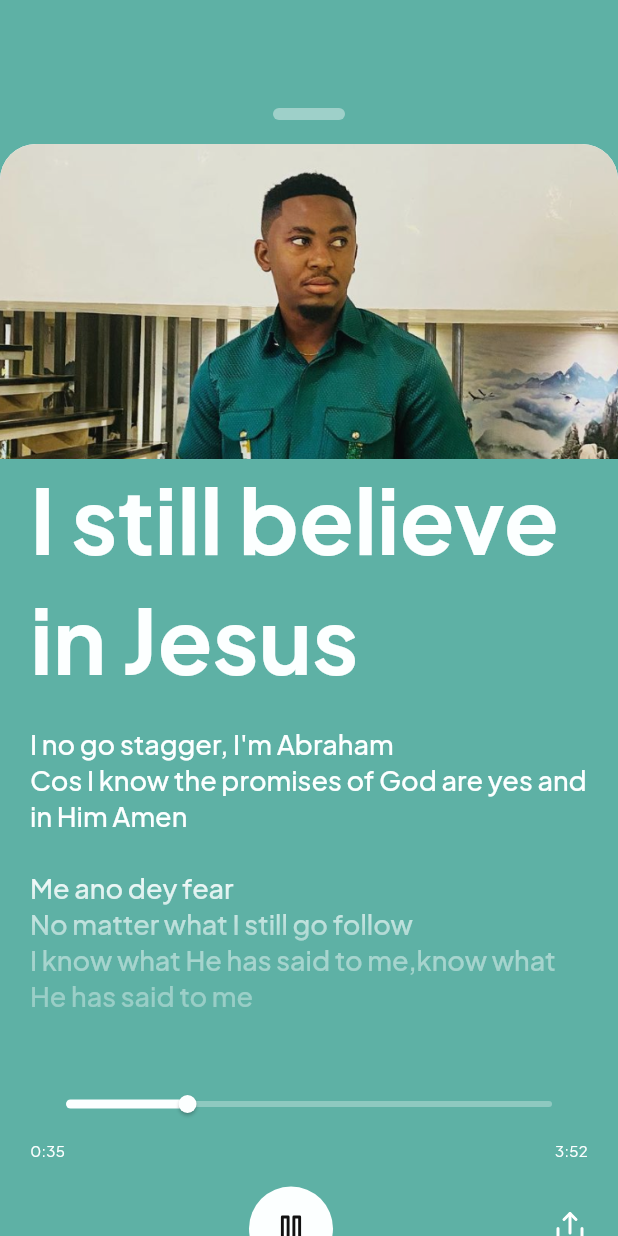
After one commit to Strange-Philip/music_app_ui, a Flutter app: the screen it shows after launch, after a tap on "SWIPE", on a phone screen of 412 x 824 dp. The commit adds this screen. Run offline on Flutter 3.47's test engine with Material 3 defaults, Android fonts, the light colour scheme and no system bars; our stand-ins replace flutter_svg.

Commit message:
finished up

```diff
--- /dev/null
+++ b/lib/pages/lyricsPage.dart
@@ -0,0 +1,136 @@
+import 'package:flutter/material.dart';
+import 'package:flutter_svg/flutter_svg.dart';
+import 'package:music_app_ui/constants/appColors.dart';
+import 'package:music_app_ui/widgets/slider.dart';
+
+class LyricsPage extends StatelessWidget {
+  const LyricsPage({super.key});
+
+  @override
+  Widget build(BuildContext context) {
+    return Scaffold(
+      backgroundColor: AppColors.lightGreen,
+      appBar: AppBar(
+        backgroundColor: Colors.transparent,
+        elevation: 0,
+        automaticallyImplyLeading: false,
+      ),
+      body: SingleChildScrollView(
+        child: Column(
+          crossAxisAlignment: CrossAxisAlignment.center,
+          children: [
+            Padding(
+              padding: const EdgeInsets.all(8.0),
+              child: GestureDetector(
+                onVerticalDragDown: (details) {
+                  details.globalPosition.dy > 300 ? Navigator.pop(context) : Navigator.pop(context);
+                },
+                child: Opacity(
+                  opacity: 0.4,
+                  child: Padding(
+                    padding: const EdgeInsets.all(8.0),
+                    child: Container(
+                      width: 48,
+                      height: 8,
+                      decoration: ShapeDecoration(
+                        color: Colors.white,
+                        shape: RoundedRectangleBorder(
+                          borderRadius: BorderRadius.circular(100),
+                        ),
+                      ),
+                    ),
+                  ),
+                ),
+              ),
+            ),
+            Container(
+              width: double.infinity,
+              height: 210,
+              clipBehavior: Clip.antiAlias,
+              decoration: const ShapeDecoration(
+                color: Colors.white,
+                shape: RoundedRectangleBorder(
+                    borderRadius: BorderRadius.only(
+                  topLeft: Radius.circular(24),
+                  topRight: Radius.circular(24),
+                )),
+                image: DecorationImage(
+                  image: AssetImage('asset/musician.png'),
+                  fit: BoxFit.cover,
+                ),
+              ),
+            ),
+            Padding(
+                padding: const EdgeInsets.symmetric(horizontal: 20),
+                child: Text(
+                  'I still believe in Jesus',
+                  style: Theme.of(context).textTheme.titleLarge!.copyWith(
+                      color: AppColors.textColorWhite, fontSize: 60, fontWeight: FontWeight.w700),
+                  maxLines: 2,
+                  textAlign: TextAlign.start,
+                )),
+            ShaderMask(
+              shaderCallback: (Rect bounds) {
+                return LinearGradient(
+                  colors: [
+                    Colors.white,
+                    Colors.white.withOpacity(0.5),
+                    Colors.white.withOpacity(0.3),
+                  ],
+                  stops: const [0.5, 0.7, 1.0],
+                  begin: Alignment.topCenter,
+                  end: Alignment.bottomCenter,
+                ).createShader(bounds);
+              },
+              child: Padding(
+                  padding: const EdgeInsets.symmetric(horizontal: 20, vertical: 18),
+                  child: Text(
+                    """I no go stagger, I'm Abraham
+Cos I know the promises of God are yes and in Him Amen \n\nMe ano dey fear
+No matter what I still go follow
+I know what He has said to me,know what He has said to me""",
+                    style: Theme.of(context).textTheme.titleLarge!.copyWith(
+                        color: AppColors.textColorWhite, fontSize: 18, fontWeight: FontWeight.w500),
+                    maxLines: 20,
+                  )),
+            ),
+            const Padding(
+              padding: EdgeInsets.symmetric(horizontal: 20, vertical: 18),
+              child: SliderWidget(
+                light: true,
+              ),
+            ),
+            Padding(
+              padding: const EdgeInsets.symmetric(horizontal: 20),
+              child: Row(
+                mainAxisAlignment: MainAxisAlignment.spaceBetween,
+                children: [
+                  SizedBox(),
+                  CircleAvatar(
+                      radius: 28,
+                      backgroundColor: AppColors.textColorWhite,
+                      child: SvgPicture.asset(
+                        "asset/pause.svg",
+                        height: 24,
+                        width: 24,
+                        colorFilter: const ColorFilter.mode(
+                          AppColors.black,
+                          BlendMode.srcIn,
+                        ),
+                      )),
+                  SvgPicture.asset("asset/share.svg",
+                      height: 24,
+                      width: 24,
+                      colorFilter: const ColorFilter.mode(
+                        Colors.white,
+                        BlendMode.srcIn,
+                      )),
+                ],
+              ),
+            ),
+          ],
+        ),
+      ),
+    );
+  }
+}
--- a/lib/pages/musicPlayPage.dart
+++ b/lib/pages/musicPlayPage.dart
@@ -7,6 +7,8 @@ import 'package:music_app_ui/widgets/playnextCard.dart';
 
 import '../widgets/nameStar.dart';
 import '../widgets/slider.dart';
+import '../widgets/slideupRoute.dart';
+import 'lyricsPage.dart';
 
 class MusicPlayPage extends StatefulWidget {
   const MusicPlayPage({super.key});
@@ -80,7 +82,17 @@ class _MusicPlayPageState extends State<MusicPlayPage> {
                   style: Theme.of(context).textTheme.titleLarge!.copyWith(
                       color: AppColors.textColorWhite, fontSize: 14, fontWeight: FontWeight.w700),
                 ),
-                Container(
+                GestureDetector(
+                  onTap: () {
+                    Navigator.push(
+                      context,
+                      SlideUpRoute(
+                        page: const LyricsPage(),
+                      ),
+                    );
+                  },
+                  child: Container(
+                    color: Colors.transparent,
                     width: 55,
                     child: Row(
                       children: [
@@ -102,6 +114,7 @@ class _MusicPlayPageState extends State<MusicPlayPage> {
                       ],
                     ),
                   ),
+                ),
               ],
             ),
           ),
--- a/lib/widgets/slider.dart
+++ b/lib/widgets/slider.dart
@@ -2,7 +2,8 @@ import 'package:flutter/material.dart';
 import 'package:music_app_ui/constants/appColors.dart';
 
 class SliderWidget extends StatelessWidget {
-  const SliderWidget({super.key});
+  final bool? light;
+  const SliderWidget({super.key, this.light = false});
 
   @override
   Widget build(BuildContext context) {
@@ -21,7 +22,8 @@ class SliderWidget extends StatelessWidget {
               max: 100,
               onChanged: (value) {},
               activeColor: AppColors.textColorWhite,
-              inactiveColor: AppColors.inactiveSlider,
+              inactiveColor:
+                  light! ? AppColors.textColorWhite.withOpacity(0.3) : AppColors.inactiveSlider,
               thumbColor: AppColors.textColorWhite,
             ),
           ),
--- /dev/null
+++ b/lib/widgets/slideupRoute.dart
@@ -0,0 +1,27 @@
+import 'package:flutter/material.dart';
+
+class SlideUpRoute extends PageRouteBuilder {
+  final Widget page;
+  SlideUpRoute({required this.page})
+      : super(
+          pageBuilder: (
+            BuildContext context,
+            Animation<double> animation,
+            Animation<double> secondaryAnimation,
+          ) =>
+              page,
+          transitionsBuilder: (
+            BuildContext context,
+            Animation<double> animation,
+            Animation<double> secondaryAnimation,
+            Widget child,
+          ) =>
+              SlideTransition(
+            position: Tween<Offset>(
+              begin: const Offset(0, 1),
+              end: Offset.zero,
+            ).animate(animation),
+            child: child,
+          ),
+        );
+}
```
Also changed, not shown: asset/musician.png (added), lib/widgets/slipUpwidget.dart (added). Lines whose indentation alone changed are shown as unchanged.
